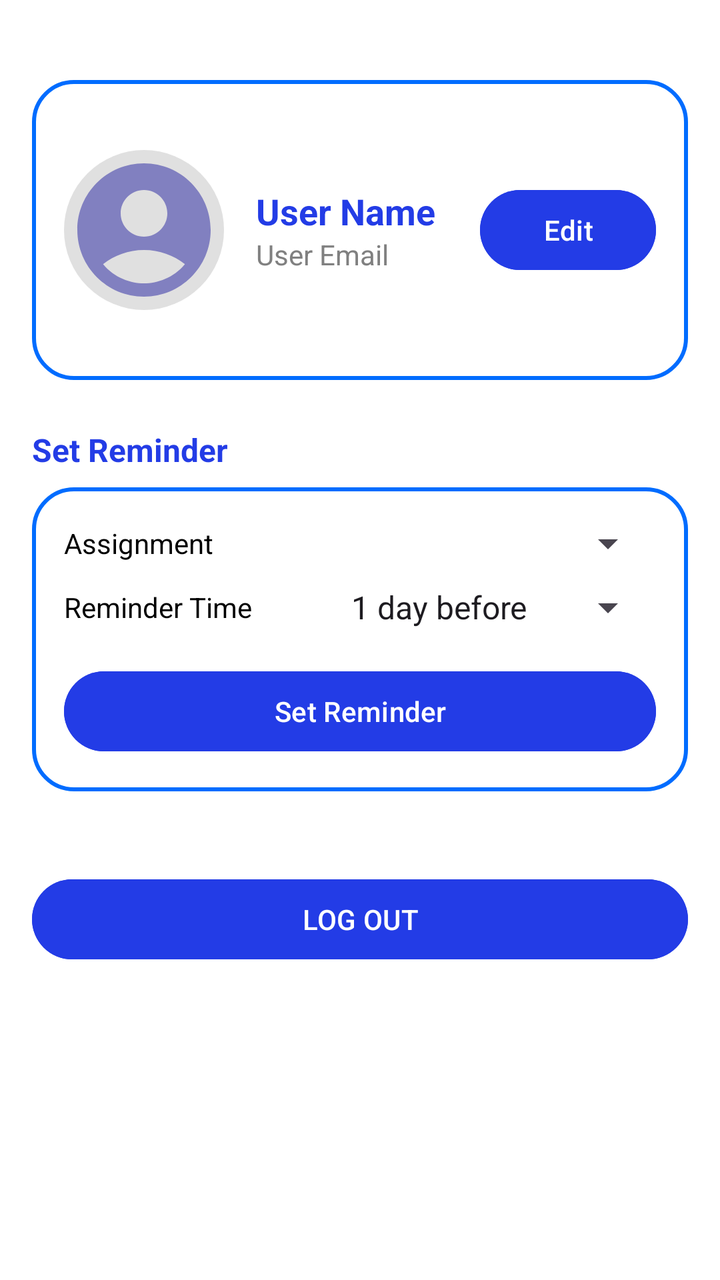
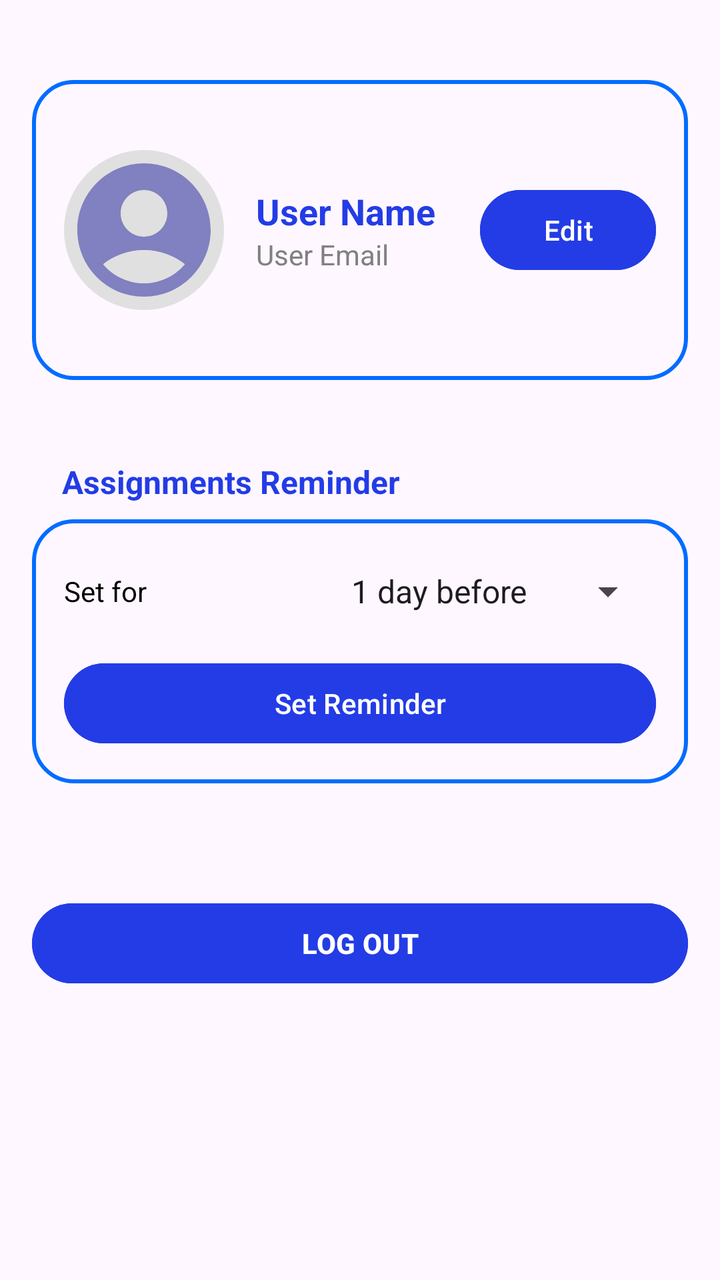

Screens rendered from an Android XML layout before and after an edit, with the pre-edit source and the edit as a unified diff.
<!-- AndroidManifest.xml: application theme Theme.Project_JomStudy -->
<!-- res/layout/fragment_profile.xml -->
<?xml version="1.0" encoding="utf-8"?>

<LinearLayout
    xmlns:android="http://schemas.android.com/apk/res/android"
    android:orientation="vertical"
    android:layout_width="match_parent"
    android:layout_height="match_parent"
    android:padding="16dp"
    android:background="@android:color/white">

    
    <Space
        android:layout_width="match_parent"
        android:layout_height="24dp"/>

    
    <RelativeLayout
        android:layout_width="match_parent"
        android:layout_height="150dp"
        android:background="@drawable/custom_edit_text"
        android:padding="16dp">

        
        <ImageView
            android:id="@+id/profileImage"
            android:layout_width="80dp"
            android:layout_height="80dp"
            android:layout_alignParentStart="true"
            android:layout_centerVertical="true"
            android:background="@drawable/circle_background"
            android:scaleType="centerCrop"
            android:src="@drawable/baseline_account_circle_24" />

        
        <LinearLayout
            android:layout_width="wrap_content"
            android:layout_height="wrap_content"
            android:layout_toEndOf="@id/profileImage"
            android:layout_marginStart="16dp"
            android:layout_centerVertical="true"
            android:orientation="vertical">

            <TextView
                android:id="@+id/userName"
                android:layout_width="wrap_content"
                android:layout_height="wrap_content"
                android:text="User Name"
                android:textColor="@color/blue_text"
                android:textSize="18sp"
                android:textStyle="bold" />

            <TextView
                android:id="@+id/userEmail"
                android:layout_width="wrap_content"
                android:layout_height="wrap_content"
                android:text="User Email"
                android:textColor="#808080"
                android:textSize="14sp" />
        </LinearLayout>

        
        <Button
            android:id="@+id/editProfileBtn"
            android:layout_width="wrap_content"
            android:layout_height="wrap_content"
            android:layout_alignParentEnd="true"
            android:layout_centerVertical="true"
            android:backgroundTint="@color/blue_text"
            android:text="Edit"
            android:textColor="@android:color/white" />
    </RelativeLayout>

    
    <Space
        android:layout_width="match_parent"
        android:layout_height="24dp"/>

    
    <TextView
        android:layout_width="wrap_content"
        android:layout_height="wrap_content"
        android:text="Set Reminder"
        android:textColor="@color/blue_text"
        android:textSize="16sp"
        android:textStyle="bold"
        android:paddingBottom="8dp" />

    <LinearLayout
        android:layout_width="match_parent"
        android:layout_height="wrap_content"
        android:orientation="vertical"
        android:background="@drawable/custom_edit_text"
        android:padding="16dp">

        <LinearLayout
            android:layout_width="match_parent"
            android:layout_height="wrap_content"
            android:orientation="horizontal"
            android:gravity="center_vertical">

            <TextView
                android:layout_width="0dp"
                android:layout_height="wrap_content"
                android:layout_weight="1"
                android:text="Assignment"
                android:textColor="@android:color/black" />

            <Spinner
                android:id="@+id/reminderSpinner"
                android:layout_width="wrap_content"
                android:layout_height="wrap_content"
                android:spinnerMode="dropdown" />
        </LinearLayout>

        <LinearLayout
            android:layout_width="match_parent"
            android:layout_height="wrap_content"
            android:orientation="horizontal"
            android:gravity="center_vertical"
            android:layout_marginTop="8dp">

            <TextView
                android:layout_width="0dp"
                android:layout_height="wrap_content"
                android:layout_weight="1"
                android:text="Reminder Time"
                android:textColor="@android:color/black" />

            <Spinner
                android:id="@+id/reminderTimeSpinner"
                android:layout_width="wrap_content"
                android:layout_height="wrap_content"
                android:spinnerMode="dropdown"
                android:entries="@array/reminder_times" />
        </LinearLayout>

        
        <Button
            android:id="@+id/setReminderBtn"
            android:layout_width="match_parent"
            android:layout_height="wrap_content"
            android:layout_marginTop="16dp"
            android:text="Set Reminder"
            android:backgroundTint="@color/blue_text"
            android:textColor="@android:color/white" />
    </LinearLayout>

    
    <Space
        android:layout_width="match_parent"
        android:layout_height="24dp"/>

    
    <Button
        android:id="@+id/logoutBtn"
        android:layout_width="match_parent"
        android:layout_height="wrap_content"
        android:layout_marginTop="16dp"
        android:text="LOG OUT"
        android:backgroundTint="@color/blue_text"
        android:textColor="@android:color/white" />
</LinearLayout>
<!-- resources referenced by this layout -->
<resources>
  <string-array name="reminder_times">
          <item>1 day before</item>
          <item>3 days before</item>
      </string-array>
  <color name="blue_text">#233ce6</color>
  <!-- drawable baseline_account_circle_24 (drawable) -->
  <vector xmlns:android="http://schemas.android.com/apk/res/android" android:height="30dp" android:tint="#8180C0" android:viewportHeight="24" android:viewportWidth="24" android:width="30dp">
        
      <path android:fillColor="@android:color/white" android:pathData="M12,2C6.48,2 2,6.48 2,12s4.48,10 10,10s10,-4.48 10,-10S17.52,2 12,2zM12,6c1.93,0 3.5,1.57 3.5,3.5S13.93,13 12,13s-3.5,-1.57 -3.5,-3.5S10.07,6 12,6zM12,20c-2.03,0 -4.43,-0.82 -6.14,-2.88C7.55,15.8 9.68,15 12,15s4.45,0.8 6.14,2.12C16.43,19.18 14.03,20 12,20z"/>
      
  </vector>
  <!-- drawable circle_background (drawable) -->
  <?xml version="1.0" encoding="utf-8"?>
  
  <shape xmlns:android="http://schemas.android.com/apk/res/android">
      <solid android:color="#E0E0E0"/>
      <corners android:radius="50dp"/>
  </shape>
  <!-- drawable custom_edit_text (drawable) -->
  <?xml version="1.0" encoding="utf-8"?>
  <shape xmlns:android="http://schemas.android.com/apk/res/android"
      android:shape="rectangle">
  
      <stroke
          android:width="2dp"
          android:color="@color/dark_blue"/>
  
      <corners
          android:radius="20dp"/>
  
  </shape>
  <style name="Theme.Project_JomStudy" parent="Base.Theme.Project_JomStudy" />
  <color name="dark_blue">#006cff</color>
  <style name="Base.Theme.Project_JomStudy" parent="Theme.Material3.DayNight.NoActionBar" />
</resources>

<!-- the commit's change to res/layout/fragment_profile.xml (unified diff, before → after) -->
@@ -5,8 +5,7 @@
     android:orientation="vertical"
     android:layout_width="match_parent"
     android:layout_height="match_parent"
-    android:padding="16dp"
-    android:background="@android:color/white">
+    android:padding="16dp">
 
     
     <Space
@@ -73,17 +72,19 @@
     
     <Space
         android:layout_width="match_parent"
-        android:layout_height="24dp"/>
+        android:layout_height="40dp"/>
 
     
+
     <TextView
         android:layout_width="wrap_content"
         android:layout_height="wrap_content"
-        android:text="Set Reminder"
+        android:paddingBottom="8dp"
+        android:text="Assignments Reminder"
+        android:layout_marginStart="15dp"
         android:textColor="@color/blue_text"
         android:textSize="16sp"
-        android:textStyle="bold"
-        android:paddingBottom="8dp" />
+        android:textStyle="bold" />
 
     <LinearLayout
         android:layout_width="match_parent"
@@ -96,26 +97,6 @@
             android:layout_width="match_parent"
             android:layout_height="wrap_content"
             android:orientation="horizontal"
-            android:gravity="center_vertical">
-
-            <TextView
-                android:layout_width="0dp"
-                android:layout_height="wrap_content"
-                android:layout_weight="1"
-                android:text="Assignment"
-                android:textColor="@android:color/black" />
-
-            <Spinner
-                android:id="@+id/reminderSpinner"
-                android:layout_width="wrap_content"
-                android:layout_height="wrap_content"
-                android:spinnerMode="dropdown" />
-        </LinearLayout>
-
-        <LinearLayout
-            android:layout_width="match_parent"
-            android:layout_height="wrap_content"
-            android:orientation="horizontal"
             android:gravity="center_vertical"
             android:layout_marginTop="8dp">
 
@@ -123,7 +104,7 @@
                 android:layout_width="0dp"
                 android:layout_height="wrap_content"
                 android:layout_weight="1"
-                android:text="Reminder Time"
+                android:text="Set for"
                 android:textColor="@android:color/black" />
 
             <Spinner
@@ -139,7 +120,7 @@
             android:id="@+id/setReminderBtn"
             android:layout_width="match_parent"
             android:layout_height="wrap_content"
-            android:layout_marginTop="16dp"
+            android:layout_marginTop="20dp"
             android:text="Set Reminder"
             android:backgroundTint="@color/blue_text"
             android:textColor="@android:color/white" />
@@ -148,7 +129,7 @@
     
     <Space
         android:layout_width="match_parent"
-        android:layout_height="24dp"/>
+        android:layout_height="40dp"/>
 
     
     <Button
@@ -157,6 +138,7 @@
         android:layout_height="wrap_content"
         android:layout_marginTop="16dp"
         android:text="LOG OUT"
+        android:textStyle="bold"
         android:backgroundTint="@color/blue_text"
         android:textColor="@android:color/white" />
 </LinearLayout>
